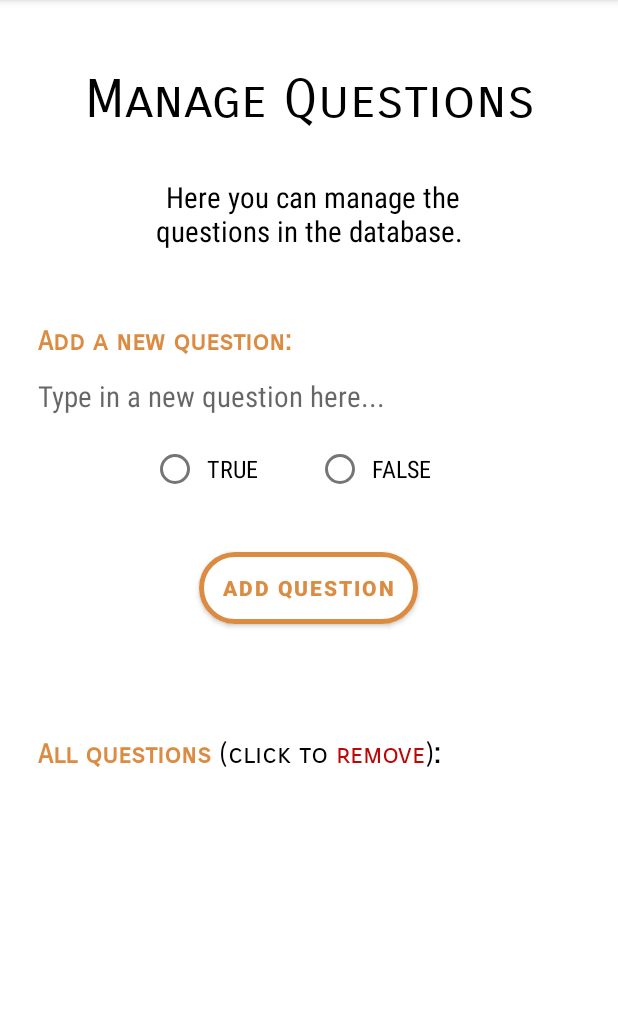
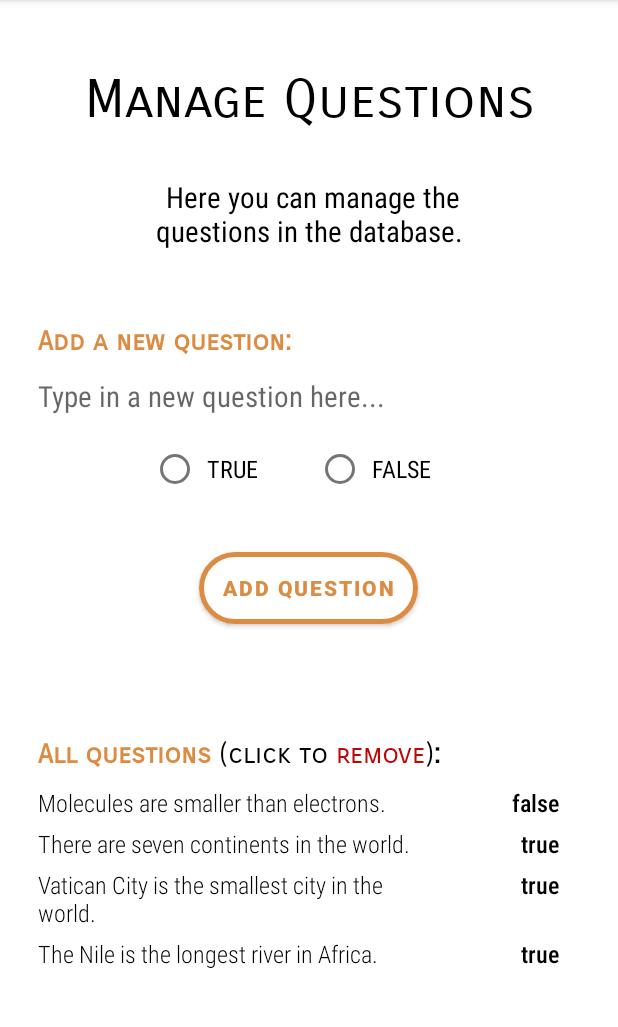
Before and after one commit to kkirsteinhansen/AndroidSimpleQuiz, an Android app: the screen it shows after launch (MainActivity), after a tap on "QUESTIONS", on a phone screen of 412 x 824 dp, the part 84-1111 px from its top. Run offline under Robolectric (Android 15) with nearby library versions, the phone set to English and light mode, and no system bars.

Commit message:
added first round of javadoc comments

```diff
--- a/app/src/main/AndroidManifest.xml
+++ b/app/src/main/AndroidManifest.xml
@@ -9,12 +9,14 @@
         android:roundIcon="@mipmap/ic_launcher_round"
         android:supportsRtl="true"
         android:theme="@style/Theme.SimpleQuiz">
+
+        <!-- sensorPortrait ensures that the app stays in portrait mode -->
         <activity
             android:name=".MainActivity"
+            android:screenOrientation="sensorPortrait"
             android:exported="true">
             <intent-filter>
                 <action android:name="android.intent.action.MAIN" />
-
                 <category android:name="android.intent.category.LAUNCHER" />
             </intent-filter>
         </activity>
--- a/app/src/main/java/dk/itu/simplequiz/Database.java
+++ b/app/src/main/java/dk/itu/simplequiz/Database.java
@@ -8,7 +8,7 @@ import android.database.sqlite.SQLiteOpenHelper;
 public class Database extends SQLiteOpenHelper {
 
     private static final String DB_NAME = "QuestionDatabase";
-    private static final int VERSION = 1;
+    private static final int VERSION = 1; // Versioning will not be used
 
     public static final String QUESTIONS_TABLE = "Questions";
     public static final String QUESTION_COL = "question";
@@ -22,15 +22,44 @@ public class Database extends SQLiteOpenHelper {
     public void onCreate(SQLiteDatabase db) {
         db.execSQL("CREATE TABLE IF NOT EXISTS " + QUESTIONS_TABLE +
                 " (" + QUESTION_COL + " TEXT, " + ANSWER_COL + " BOOLEAN)");
+        addDummyQuestions(db);
     }
 
     @Override
     public void onUpgrade(SQLiteDatabase db, int oldVersion, int newVersion) {
     }
 
+    /**
+     * This method selects all the content in the given database and returns a cursor.
+     * @param db the database
+     * @return a cursor wrapper
+     */
     public static DatabaseCursorWrapper selectAll(SQLiteDatabase db) {
         Cursor cursor = db.query(Database.QUESTIONS_TABLE, null, null,
                 null, null, null, null);
         return new DatabaseCursorWrapper(cursor);
     }
+
+    /**
+     * This method fills the database with a few questions upon first installation,
+     * which allows the user to start quizzing immediately.
+     * @param db the database the questions should be added to
+     */
+    private void addDummyQuestions(SQLiteDatabase db) {
+        db.execSQL("INSERT INTO " + QUESTIONS_TABLE +
+                " (" + QUESTION_COL + "," + ANSWER_COL + ") " +
+                "VALUES ('Molecules are smaller than electrons.', FALSE)");
+
+        db.execSQL("INSERT INTO " + QUESTIONS_TABLE +
+                " (" + QUESTION_COL + "," + ANSWER_COL + ") " +
+                "VALUES ('There are seven continents in the world.', TRUE)");
+
+        db.execSQL("INSERT INTO " + QUESTIONS_TABLE +
+                " (" + QUESTION_COL + "," + ANSWER_COL + ") " +
+                "VALUES ('Vatican City is the smallest city in the world.', TRUE)");
+
+        db.execSQL("INSERT INTO " + QUESTIONS_TABLE +
+                " (" + QUESTION_COL + "," + ANSWER_COL + ") " +
+                "VALUES ('The Nile is the longest river in Africa.', TRUE)");
+    }
 }
--- a/app/src/main/java/dk/itu/simplequiz/DatabaseCursorWrapper.java
+++ b/app/src/main/java/dk/itu/simplequiz/DatabaseCursorWrapper.java
@@ -9,6 +9,10 @@ public class DatabaseCursorWrapper extends CursorWrapper {
         super(cursor);
     }
 
+    /**
+     * This method converts a row in the database to a new question object.
+     * @return a question from the database
+     */
     public Question toQuestion() {
         String q = getString(getColumnIndex(Database.QUESTION_COL));
         boolean a = (getInt(getColumnIndex(Database.ANSWER_COL)) == 1);
--- a/app/src/main/java/dk/itu/simplequiz/MainMenuFragment.java
+++ b/app/src/main/java/dk/itu/simplequiz/MainMenuFragment.java
@@ -24,9 +24,8 @@ public class MainMenuFragment extends Fragment {
     public void onCreate(Bundle savedInstanceState) {
         super.onCreate(savedInstanceState);
 
-        Question.initQuestions(getActivity());
+        Question.initQuestions(getActivity()); // Initialize a list of questions
         listOfQuestions = Question.getListOfQuestions();
-
     }
 
     @Nullable
@@ -35,28 +34,28 @@ public class MainMenuFragment extends Fragment {
                              @Nullable ViewGroup container,
                              @Nullable Bundle savedInstanceState) {
 
-        View  mainMenu = inflater.inflate(R.layout.fragment_main_menu, container, false);
+        // Inflate layout
+        View  mainMenu = inflater
+                .inflate(R.layout.fragment_main_menu, container, false);
 
         // Buttons
         quizButton = mainMenu.findViewById(R.id.quiz);
         quizButton.setOnClickListener(new View.OnClickListener() {
             @Override
             public void onClick(View view) {
-                // Cannot start quiz if there are no questions
-                if (listOfQuestions.isEmpty()) {
+                if (listOfQuestions.isEmpty()) {  // Cannot start quiz if there are no questions
                     Message.show(getActivity(), Message.NO_QUESTIONS);
-                    return;
-                }
-                Navigation.findNavController(view).navigate(R.id.action_mainMenuFragment_to_playerFragment);
-            }
+                    return; }
+                Navigation.findNavController(view)
+                        .navigate(R.id.action_mainMenuFragment_to_playerFragment); }
         });
 
         questionsButton = mainMenu.findViewById(R.id.questions);
         questionsButton.setOnClickListener(new View.OnClickListener() {
             @Override
             public void onClick(View view) {
-                Navigation.findNavController(view).navigate(R.id.action_mainMenuFragment_to_questionsActivity);
-            }
+                Navigation.findNavController(view)
+                        .navigate(R.id.action_mainMenuFragment_to_questionsActivity); }
         });
 
         return mainMenu;
--- a/app/src/main/java/dk/itu/simplequiz/ManageQuestionsFragment.java
+++ b/app/src/main/java/dk/itu/simplequiz/ManageQuestionsFragment.java
@@ -18,79 +18,98 @@ import androidx.recyclerview.widget.RecyclerView;
 
 public class ManageQuestionsFragment extends Fragment {
 
+    private QuestionsViewModel liveQuestions;
+    private Context context;
+
     private EditText questionField;
     private RadioGroup radioGroup;
-    private QuestionsViewModel liveQuestions;
-    private Context context;
-    private RecyclerView recycler;
 
     @Override
     public void onCreate(@Nullable Bundle savedInstanceState) {
         super.onCreate(savedInstanceState);
 
-        liveQuestions = new QuestionsViewModel(getActivity().getApplication());
-        context = getContext();
+        liveQuestions = new QuestionsViewModel(getActivity().getApplication()); // Create ViewModel
+        context = getContext(); // Save context in variable for easy use
     }
 
     @Nullable
     @Override
-    public View onCreateView(@NonNull LayoutInflater inflater, @Nullable ViewGroup container, @Nullable Bundle savedInstanceState) {
+    public View onCreateView(@NonNull LayoutInflater inflater,
+                             @Nullable ViewGroup container,
+                             @Nullable Bundle savedInstanceState) {
 
-        View  questionsMenu = inflater.inflate(R.layout.fragment_manage_questions, container, false);
+        // Inflate fragment layout
+        View questionsMenu = inflater
+                .inflate(R.layout.fragment_manage_questions, container, false);
 
-        // EditText
         questionField = questionsMenu.findViewById(R.id.addquestion_question);
-
-        // RadioGroup
         radioGroup = questionsMenu.findViewById(R.id.addquestion_radiogroup);
 
         // Button
         Button addButton = questionsMenu.findViewById(R.id.addquestion_add);
-
-        // Button functionality
         addButton.setOnClickListener(new View.OnClickListener() {
             @Override
             public void onClick(View view) {
 
+                // Check for missing question
                 if (fieldEmpty(questionField)) {
                     Message.show(context, Message.MISSING_QUESTION);
-                    return;
-                }
+                    return; }
+
                 int radioButtonId = radioGroup.getCheckedRadioButtonId();
+
+                // Check for missing answer
                 if (!radioButtonChecked(radioButtonId)) {
                     Message.show(context, Message.MISSING_ANSWER);
                     return; }
 
                 String q = questionField.getText().toString();
                 boolean a = findRadioButton(radioButtonId);
+
                 liveQuestions.add(q, a);
                 Message.show(context, Message.QUESTION_ADDED);
 
+                // Clear fields
                 questionField.setText("");
-                radioGroup.clearCheck();
-            }
+                radioGroup.clearCheck(); }
         });
 
         // RecyclerView
-        recycler = questionsMenu.findViewById(R.id.lq_rv);
+        RecyclerView recycler = questionsMenu.findViewById(R.id.recycler_container);
         recycler.setLayoutManager(new LinearLayoutManager(context));
         QuestionAdapter adapter = new QuestionAdapter();
         recycler.setAdapter(adapter);
-        // Observer (part of RecyclerView)
+
         liveQuestions.getObservable().observe(this,
                 q -> adapter.notifyDataSetChanged());
 
         return questionsMenu;
     }
 
+    /**
+     * This method checks whether a radio button has been checked or not.
+     * @param id the id of the checked radio button (-1 if no button is checked)
+     * @return true if a button has been checked, false otherwise
+     */
     private boolean radioButtonChecked(int id) {
         return id != -1;
     }
 
+    /**
+     * This method returns the answer to a question as indicated by the checked
+     * radio button.
+     * @param answerId the id of the checked radio button
+     * @return true if the 'true' button has been checked, false otherwise
+     */
     private boolean findRadioButton(int answerId) {
         return answerId == R.id.addquestion_radiotrue;
     }
 
+    /**
+     * This method checks whether the question field is empty.
+     * @param field the EditText field
+     * @return true if the contents of the field is equal to the empty string, false otherwise
+     */
     private boolean fieldEmpty(EditText field) {
         return field.getText().toString().equals("");
     }
@@ -122,24 +141,24 @@ public class ManageQuestionsFragment extends Fragment {
 
     public class QuestionHolder extends RecyclerView.ViewHolder implements View.OnClickListener {
 
-        private TextView recycler_tv, recycler_answer;
+        private TextView recyclerQuestion, recyclerAnswer;
 
         public QuestionHolder(@NonNull View v) {
             super(v);
-            recycler_tv = v.findViewById(R.id.recycler_question);
-            recycler_answer = v.findViewById(R.id.recycler_answer);
+            recyclerQuestion = v.findViewById(R.id.recycler_question);
+            recyclerAnswer = v.findViewById(R.id.recycler_answer);
             v.setOnClickListener(this);
         }
 
         public void bind(String q, int i, String a) {
             // i is unused because the questions should not be numbered in the UI
-            recycler_tv.setText(q);
-            recycler_answer.setText(a);
+            recyclerQuestion.setText(q);
+            recyclerAnswer.setText(a);
         }
 
         @Override
         public void onClick(View v) {
-            // Get input from RecyclerView OnClick
+            // Get input from RecyclerView on click
             String q = (String)((TextView)v.findViewById(R.id.recycler_question)).getText();
             liveQuestions.remove(q); // Remove question on click
             Message.show(context, Message.QUESTION_REMOVED);
--- a/app/src/main/java/dk/itu/simplequiz/Message.java
+++ b/app/src/main/java/dk/itu/simplequiz/Message.java
@@ -8,11 +8,15 @@ public class Message {
     public static final String NO_QUESTIONS =  "There are no questions!";
     public static final String MISSING_QUESTION =  "Missing question!";
     public static final String MISSING_ANSWER =  "Missing answer!";
-    public static final String GETTING_RESULTS =  "Getting results...";
     public static final String NOT_ENOUGH_PLAYERS =  "Not enough players!";
     public static final String QUESTION_ADDED =  "Question added!";
     public static final String QUESTION_REMOVED =  "Question removed!";
 
+    /**
+     * This method displays a short Toast message on the screen.
+     * @param c the context
+     * @param s the message as a string
+     */
     public static void show(Context c, String s) {
         Toast.makeText(c, s, Toast.LENGTH_SHORT).show();
     }
--- a/app/src/main/java/dk/itu/simplequiz/Player.java
+++ b/app/src/main/java/dk/itu/simplequiz/Player.java
@@ -10,10 +10,11 @@ import java.util.List;
 
 public class Player extends ViewModel implements Comparable<Player> {
 
+    private static List<Player> listOfPlayers;
+
     private String name;
+    private Drawable img;
     private int score;
-    private Drawable img;
-    private static List<Player> listOfPlayers;
 
     public Player(String name, Drawable img) {
         this.name = name;
@@ -21,6 +22,10 @@ public class Player extends ViewModel implements Comparable<Player> {
         score = 0;
     }
 
+    /**
+     * This method initializes a list of players if such a list does not already exist.
+     * @return the list of players
+     */
     public static List<Player> initPlayers() {
         if (listOfPlayers == null) {
             listOfPlayers = new ArrayList<>();
@@ -49,6 +54,11 @@ public class Player extends ViewModel implements Comparable<Player> {
         return img;
     }
 
+    /**
+     * This method adds a new player to the static list of players.
+     * @param name the name of the new player
+     * @param img the avatar belonging to the new player
+     */
     public static void addPlayer(String name, Drawable img) {
         listOfPlayers.add(new Player(name, img));
     }
@@ -64,6 +74,11 @@ public class Player extends ViewModel implements Comparable<Player> {
         return 0;
     }
 
+    /**
+     * This method makes a copy of the existing list of players and sorts it
+     * in descending order according to score.
+     * @return a list of players sorted according to score (highest to lowest)
+     */
     public static List<Player> getRankedList() {
         List<Player> ranked = listOfPlayers;
         Collections.sort(ranked);
@@ -71,15 +86,24 @@ public class Player extends ViewModel implements Comparable<Player> {
         return ranked;
     }
 
+    /**
+     * This method checks whether the lowest score belongs to a single player
+     * or is shared between multiple players.
+     * @return true if the lowest score belongs to a single player, false otherwise
+     */
     public static boolean singleLowestScore() {
         List<Player> ranked = getRankedList();
         int lowestScore = ranked.get(ranked.size()-1).getScore();
         for (int i = 0; i < ranked.size()-1; i++) {
             if (ranked.get(i).getScore() == lowestScore) return false;
-        }
-        return true;
+        } return true;
     }
 
+    /**
+     * This method creates a string with a message congratulating the winner(s).
+     * The message differs depending on the number of winners and losers.
+     * @return a string message
+     */
     public static String getWinner() {
         List<Player> ranked = listOfPlayers;
         int highestScore = ranked.get(0).getScore();
--- a/app/src/main/java/dk/itu/simplequiz/PlayerFragment.java
+++ b/app/src/main/java/dk/itu/simplequiz/PlayerFragment.java
@@ -19,8 +19,8 @@ import com.google.android.material.button.MaterialButton;
 
 public class PlayerFragment extends Fragment {
 
-    private MaterialButton beginButton;
     private Context context;
+
     private EditText[] players;
     private Drawable[] images;
 
@@ -28,18 +28,18 @@ public class PlayerFragment extends Fragment {
     public void onCreate(@Nullable Bundle savedInstanceState) {
         super.onCreate(savedInstanceState);
 
-        context = getContext();
+        context = getContext(); // For easy use later on
     }
 
     @Nullable
     @Override
     public View onCreateView(@NonNull LayoutInflater inflater, @Nullable ViewGroup container, @Nullable Bundle savedInstanceState) {
 
-        View playerMenu = inflater.inflate(R.layout.fragment_players, container, false);
-        // Buttons
-        beginButton = playerMenu.findViewById(R.id.participants_begin);
+        // Inflate layout
+        View playerMenu = inflater
+                .inflate(R.layout.fragment_players, container, false);
 
-        // EditTexts
+        // EditTexts and Drawables
         EditText p1 = playerMenu.findViewById(R.id.first_name);
         EditText p2 = playerMenu.findViewById(R.id.second_name);
         EditText p3 = playerMenu.findViewById(R.id.third_name);
@@ -56,28 +56,35 @@ public class PlayerFragment extends Fragment {
         // Players
         Player.initPlayers();
 
+        // Button
+        MaterialButton beginButton = playerMenu.findViewById(R.id.participants_begin);
         beginButton.setOnClickListener(new View.OnClickListener() {
             @Override
             public void onClick(View view) {
 
+                // Check for minimum number of players
                 if (!enoughPlayers()) {
                     Message.show(context, Message.NOT_ENOUGH_PLAYERS);
-                    return;
-                }
+                    return; }
 
+                // Add players
                 for (int i = 0; i < players.length; i++) {
                     String name = players[i].getText().toString();
                     if (!name.equals(""))
-                        Player.addPlayer(name, images[i]);
-                }
+                        Player.addPlayer(name, images[i]); }
 
-                Navigation.findNavController(view).navigate(R.id.action_playerFragment_to_quizFragment);
-            }
+                Navigation.findNavController(view)
+                        .navigate(R.id.action_playerFragment_to_quizFragment); }
         });
 
         return playerMenu;
     }
 
+    /**
+     * This method checks whether the current contents of the EditText fields corresponds
+     * to the minimum number of players required for the quiz (2).
+     * @return true if at least 2 EditText fields contain text, false otherwise
+     */
     private boolean enoughPlayers() {
         int num = 0;
         for (EditText field : players) {
--- a/app/src/main/java/dk/itu/simplequiz/Question.java
+++ b/app/src/main/java/dk/itu/simplequiz/Question.java
@@ -14,34 +14,42 @@ public class Question extends ViewModel {
 
     private static List<Question> listOfQuestions;
     private static SQLiteDatabase database;
+
     private String question;
     private boolean answer;
-
 
     public Question(String question, boolean answer) {
         this.question = question;
         this.answer = answer;
     }
 
+    /**
+     * This method initializes the database and a list of questions if they do not already exist.
+     */
     public static void initQuestions(Context c) {
         if (database == null)
             database = new Database(c.getApplicationContext()).getWritableDatabase();
         if (listOfQuestions == null) {
             listOfQuestions = new ArrayList<>();
-            addQuestionsFromDatabase();
+            addQuestionsFromDatabase(); // Add persistent questions to the list upon initialization
         }
     }
 
     public static void addQuestion(String q, boolean a) {
-        // No null check for q needed, a check is performed in QuestionsActivity
+        // No null check for q needed, a check is performed in the QuestionsFragment class
         Question quest = new Question(q, a);
         database.insert(Database.QUESTIONS_TABLE, null,
                 asContentValues(quest));
-
         listOfQuestions.add(quest);
     }
 
-    // Database helper methods to convert between Question objects and database rows
+    /**
+     * This method converts between Question objects and ContentValue objects.
+     * It is used by the addQuestion() method when adding Question objects to
+     * the database.
+     * @param q the Question object
+     * @return a ContentValue object containing the data associated with the Question object
+     */
     private static ContentValues asContentValues(Question q) {
         ContentValues cv = new ContentValues();
         cv.put(Database.QUESTION_COL, q.getQuestionString());
@@ -49,18 +57,26 @@ public class Question extends ViewModel {
         return cv;
     }
 
+    /**
+     * This method removes a question from the database and the list of questions
+     * based on a string input matching the question string.
+     * This method is used by the RecycleView of questions.
+     * @param question a string matching the question to be removed
+     */
     public static void removeQuestion(String question) {
+
+        // Remove from database
         String clause = Database.QUESTION_COL + " LIKE ?";
         String[] args = {question};
         database.delete(Database.QUESTIONS_TABLE, clause, args);
 
+        // Remove from list of questions
         Iterator<Question> it = listOfQuestions.iterator();
         while (it.hasNext()) {
             Question quest = it.next();
             if (quest.getQuestionString().equals(question)) {
                 it.remove();
-                break;
-            }
+                break; }
         }
     }
 
@@ -76,15 +92,18 @@ public class Question extends ViewModel {
         return listOfQuestions;
     }
 
+    /**
+     * This method adds the persistent questions from the database to the
+     * list of questions upon initialization of the list. This is necessary
+     * because the list is not persistent.
+     */
     private static void addQuestionsFromDatabase() {
         if (listOfQuestions.isEmpty()) {
             DatabaseCursorWrapper cursor = Database.selectAll(database);
             cursor.moveToFirst();
             while (!cursor.isAfterLast()) {
                 listOfQuestions.add(cursor.toQuestion());
-                cursor.moveToNext();
-            }
-            cursor.close();
-        }
+                cursor.moveToNext(); }
+            cursor.close(); }
     }
 }
--- a/app/src/main/res/layout/fragment_manage_questions.xml
+++ b/app/src/main/res/layout/fragment_manage_questions.xml
@@ -98,7 +98,7 @@
         android:textSize="18sp" />
 
     <androidx.recyclerview.widget.RecyclerView
-        android:id="@+id/lq_rv"
+        android:id="@+id/recycler_container"
         android:layout_width="match_parent"
         android:layout_height="match_parent"
         android:layout_marginTop="10dp"
--- a/app/src/main/res/values-night/themes.xml
+++ b/app/src/main/res/values-night/themes.xml
@@ -4,11 +4,11 @@
         <!-- Primary brand color. -->
         <item name="colorPrimary">@color/orange</item>
         <item name="colorPrimaryVariant">@color/light_orange</item>
-        <item name="colorOnPrimary">@color/black</item>
+        <item name="colorOnPrimary">@color/white</item>
         <!-- Secondary brand color. -->
         <item name="colorSecondary">@color/orange</item>
         <item name="colorSecondaryVariant">@color/light_orange</item>
-        <item name="colorOnSecondary">@color/black</item>
+        <item name="colorOnSecondary">@color/white</item>
         <!-- Status bar color. -->
         <item name="android:statusBarColor" tools:targetApi="l">?attr/colorPrimaryVariant</item>
         <!-- Customize your theme here. -->
```
Also changed, not shown: app/src/main/java/dk/itu/simplequiz/PlayerViewModel.java (+7 -0 lines).
